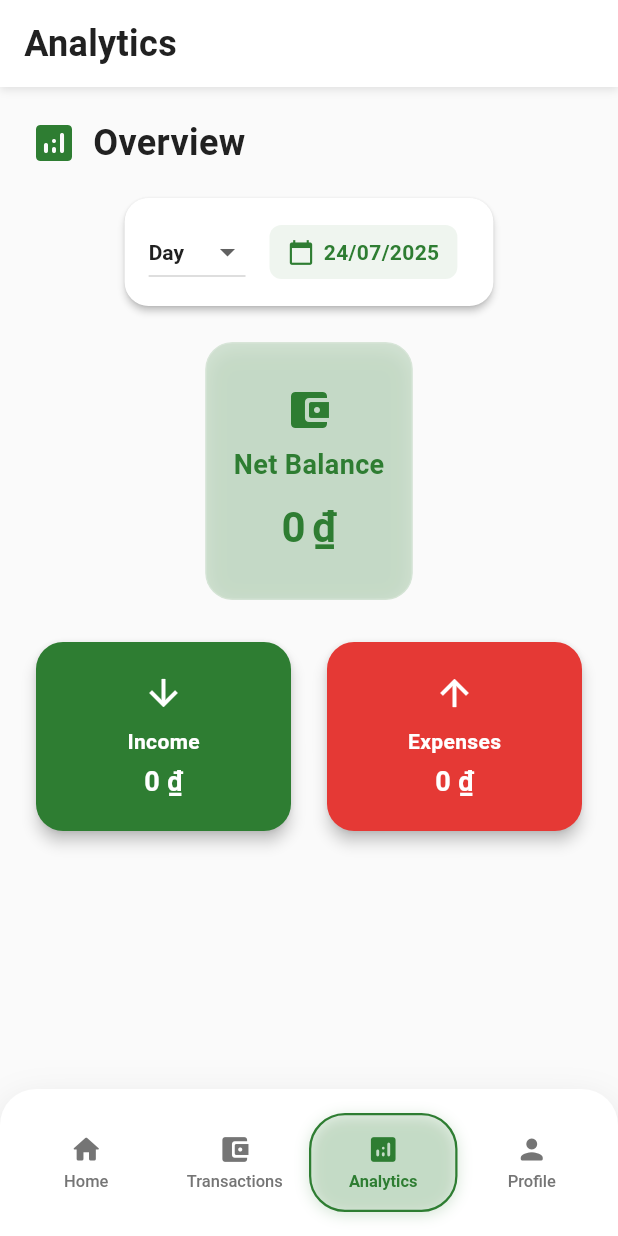
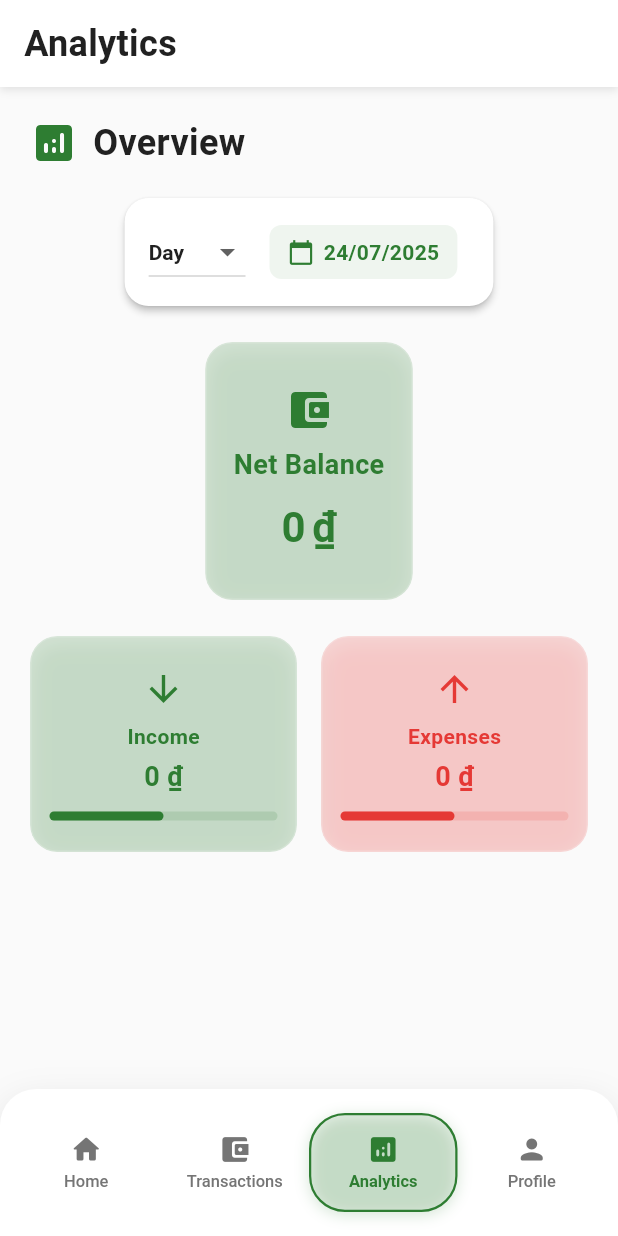
Before and after one commit to thq5601/money_manager, a Flutter app: the HomeScreen screen opened by its route, item 3 of the bottom bar chosen, on a phone screen of 412 x 824 dp. Run offline on Flutter 3.47's test engine with Material 3 defaults, Android fonts, the phone set to English and light mode, and no system bars; our stand-ins replace cloud_firestore, equatable, firebase_auth, firebase_core, flutter_bloc, flutter_slidable and 2 more; accounts and stored records are empty.

Commit message:
Enhance AnalyticsSummaryCard with glassmorphism design and progress indicator
This commit updates the AnalyticsSummaryCard widget to feature a glassmorphism background effect and includes a linear progress indicator to visually represent progress. The layout has been restructured for improved aesthetics, and the currency amount is now animated for a smoother user experience.

```diff
--- a/lib/features/analytics/summary_card.dart
+++ b/lib/features/analytics/summary_card.dart
@@ -1,52 +1,91 @@
 import 'package:flutter/material.dart';
 import 'package:intl/intl.dart';
+import 'dart:ui';
 
 class AnalyticsSummaryCard extends StatelessWidget {
   final String label;
   final double amount;
   final Color color;
   final IconData icon;
+  final double progress;
 
   const AnalyticsSummaryCard({
     required this.label,
     required this.amount,
     required this.color,
     required this.icon,
+    required this.progress,
     super.key,
   });
 
   @override
   Widget build(BuildContext context) {
     final format = NumberFormat.currency(locale: 'vi_VN', symbol: '₫');
-    return Card(
-      color: color,
-      shape: RoundedRectangleBorder(borderRadius: BorderRadius.circular(18)),
-      elevation: 4,
+    return ClipRRect(
+      borderRadius: BorderRadius.circular(18),
+      child: Stack(
+        children: [
+          // Glassmorphism background
+          BackdropFilter(
+            filter: ImageFilter.blur(sigmaX: 12, sigmaY: 12),
+            child: Container(
+              decoration: BoxDecoration(
+                color: color.withOpacity(0.18),
+                borderRadius: BorderRadius.circular(18),
+                border: Border.all(color: Colors.white.withOpacity(0.18)),
+                boxShadow: [
+                  BoxShadow(
+                    color: color.withOpacity(0.10),
+                    blurRadius: 12,
+                    offset: const Offset(0, 4),
+                  ),
+                ],
+              ),
               child: Padding(
-        padding: const EdgeInsets.symmetric(vertical: 20, horizontal: 12),
+                padding: const EdgeInsets.symmetric(
+                  vertical: 20,
+                  horizontal: 12,
+                ),
                 child: Column(
+                  mainAxisSize: MainAxisSize.min,
                   children: [
-            Icon(icon, color: Colors.white, size: 28),
+                    Icon(icon, color: color, size: 28),
                     const SizedBox(height: 8),
                     Text(
                       label,
-              style: const TextStyle(
+                      style: TextStyle(
                         fontWeight: FontWeight.w600,
-                color: Colors.white,
+                        color: color,
                       ),
                     ),
                     const SizedBox(height: 4),
-            Text(
-              format.format(amount),
-              style: const TextStyle(
+                    TweenAnimationBuilder<double>(
+                      tween: Tween<double>(begin: 0, end: amount),
+                      duration: const Duration(milliseconds: 800),
+                      builder: (context, value, child) => Text(
+                        format.format(value),
+                        style: TextStyle(
                           fontWeight: FontWeight.bold,
                           fontSize: 18,
-                color: Colors.white,
+                          color: color,
+                        ),
+                      ),
+                    ),
+                    const SizedBox(height: 10),
+                    LinearProgressIndicator(
+                      value: progress.clamp(0, 1),
+                      backgroundColor: color.withOpacity(0.15),
+                      valueColor: AlwaysStoppedAnimation<Color>(color),
+                      minHeight: 6,
+                      borderRadius: BorderRadius.circular(6),
+                    ),
+                  ],
+                ),
+              ),
             ),
           ),
         ],
       ),
-      ),
     );
   }
 }
```
Lines whose indentation alone changed are shown as unchanged.
